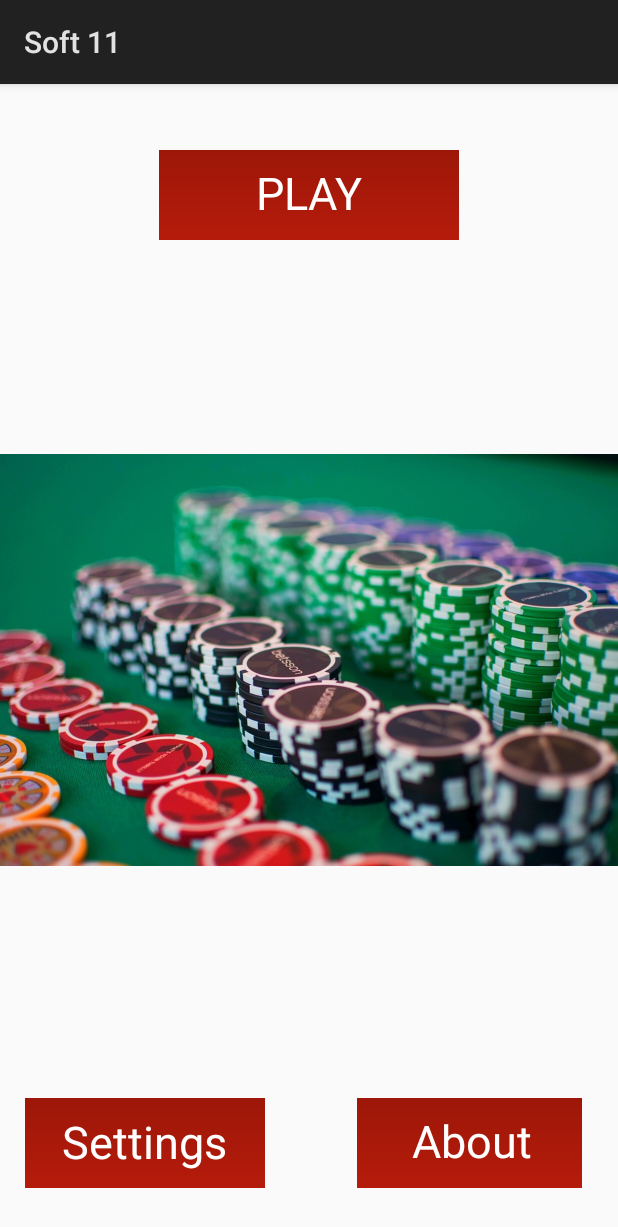
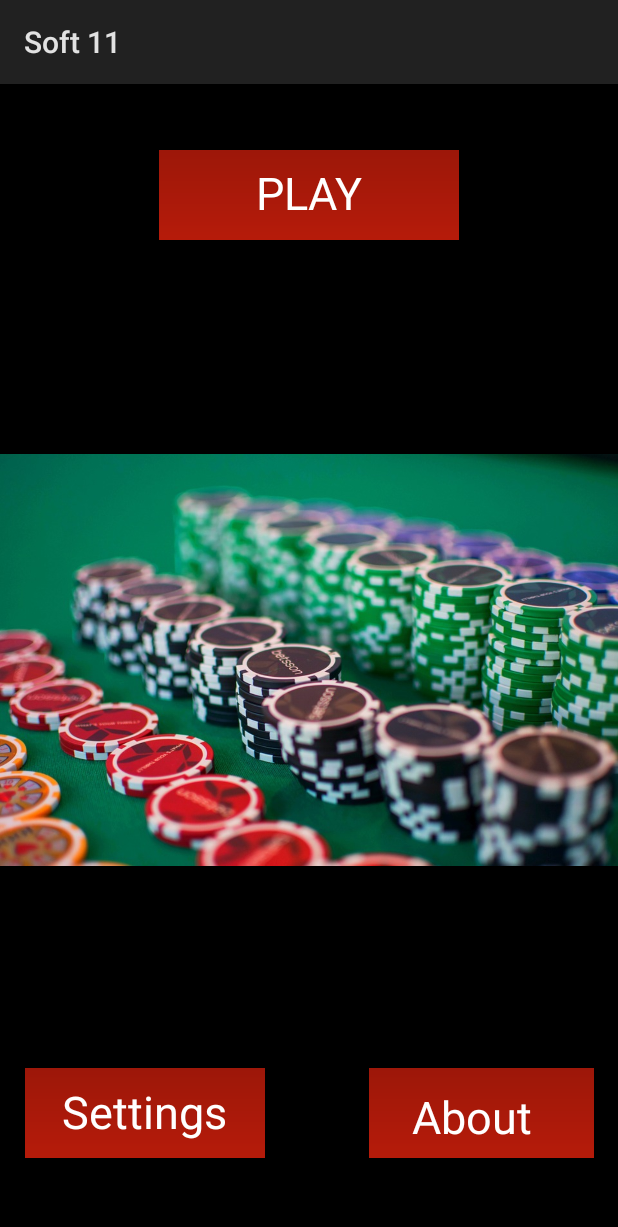
Before and after one commit to mikosd/Soft11, an Android app: the screen it shows after launch (MainActivity), on a phone screen of 412 x 824 dp. Shown: the top 1227 px of the screen. Run offline under Robolectric (Android 15) with nearby library versions, the phone set to English and light mode, and no system bars.

Commit message:
updated layout again

```diff
--- a/app/src/main/res/layout/activity_main.xml
+++ b/app/src/main/res/layout/activity_main.xml
@@ -11,6 +11,7 @@
         android:id="@+id/iv_background"
         android:layout_width="match_parent"
         android:layout_height="match_parent"
+        android:background="#000"
         android:src="@drawable/chips"
         app:layout_constraintBottom_toBottomOf="parent"
         app:layout_constraintEnd_toEndOf="parent"
@@ -35,8 +36,8 @@
         android:id="@+id/button_about"
         android:layout_width="150dp"
         android:layout_height="60dp"
-        android:layout_marginBottom="32dp"
-        android:layout_marginEnd="24dp"
+        android:layout_marginBottom="52dp"
+        android:layout_marginEnd="16dp"
         android:src="@drawable/redbutton"
         app:layout_constraintBottom_toBottomOf="parent"
         app:layout_constraintEnd_toEndOf="parent" />
@@ -45,7 +46,7 @@
         android:id="@+id/button_settings"
         android:layout_width="160dp"
         android:layout_height="60dp"
-        android:layout_marginBottom="32dp"
+        android:layout_marginBottom="52dp"
         android:layout_marginEnd="8dp"
         android:layout_marginStart="8dp"
         android:src="@drawable/redbutton"
@@ -73,7 +74,7 @@
         android:id="@+id/tv_about"
         android:layout_width="160dp"
         android:layout_height="40dp"
-        android:layout_marginBottom="44dp"
+        android:layout_marginBottom="60dp"
         android:layout_marginEnd="8dp"
         android:layout_marginStart="8dp"
         android:text="About"
@@ -89,7 +90,7 @@
         android:id="@+id/tv_settings"
         android:layout_width="160dp"
         android:layout_height="39dp"
-        android:layout_marginBottom="44dp"
+        android:layout_marginBottom="64dp"
         android:layout_marginStart="16dp"
         android:text="Settings"
         android:textAlignment="center"
```
